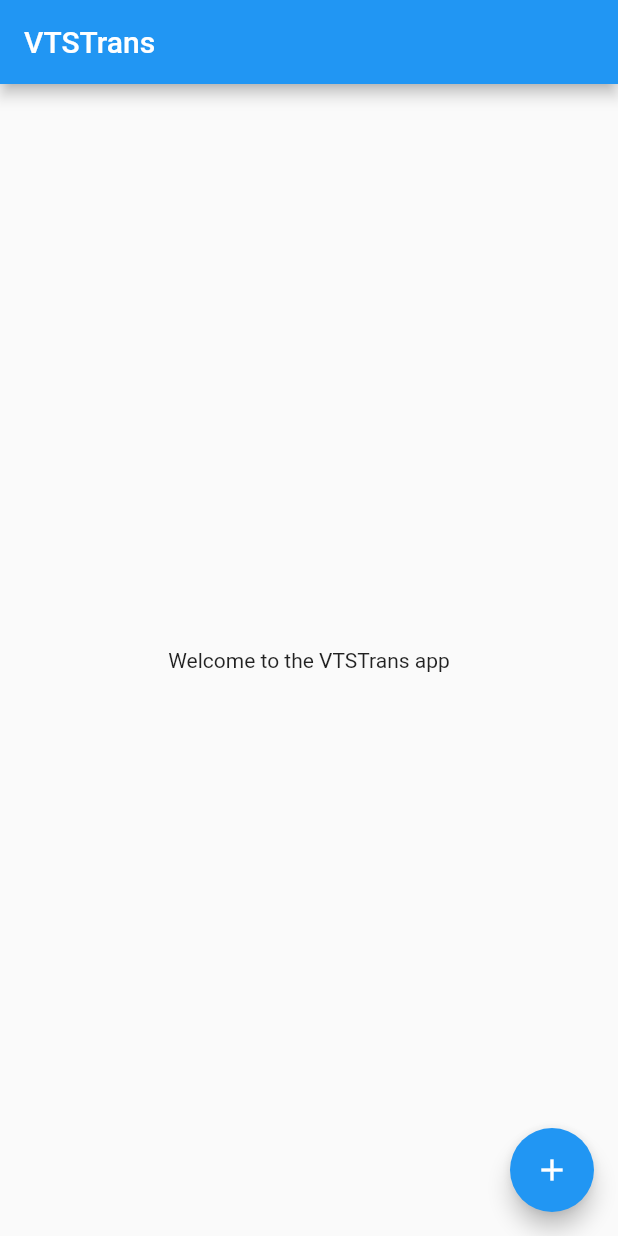
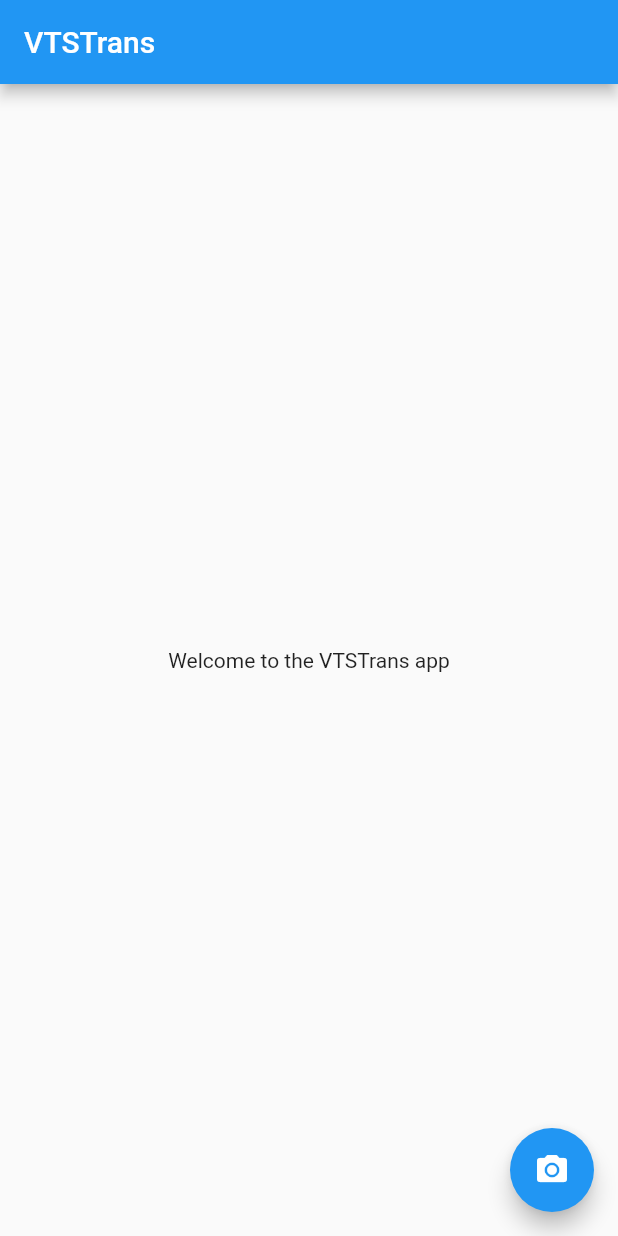
Before and after one commit to guycastle/v2s-translator, a Flutter app: the screen it shows after launch, on a phone screen of 412 x 824 dp. Run offline on Flutter 3.47's test engine with Material 2 defaults, Android fonts, the phone set to English and light mode, and no system bars; our stand-ins replace camera.

Commit message:
Changed icon to camera - commit before switching branches

```diff
--- a/lib/camera.dart
+++ b/lib/camera.dart
@@ -5,6 +5,7 @@ import 'package:camera/camera.dart';
 import 'package:flutter/material.dart';
 import 'package:path/path.dart' show join;
 import 'package:path_provider/path_provider.dart';
+import 'package:vts_trans/main.dart';
 
 Future<void> launchCamera() async {
   // Ensure that plugin services are initialized so that `availableCameras()`
--- a/lib/main.dart
+++ b/lib/main.dart
@@ -90,8 +90,8 @@ class _MyHomePageState extends State<MyHomePage> {
         onPressed: () {
          launchCamera();
         },
-        tooltip: 'Increment',
-        child: Icon(Icons.add),
+        tooltip: 'Camera',
+        child: Icon(Icons.camera_alt),
       ), // This trailing comma makes auto-formatting nicer for build methods.
     );
   }
```
